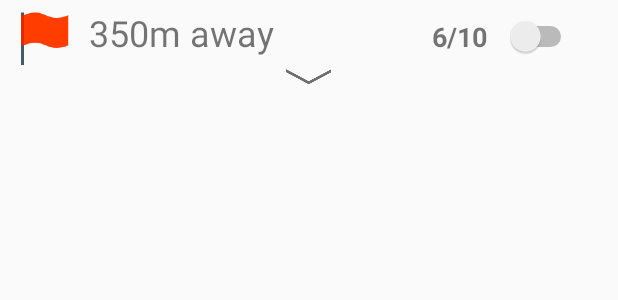
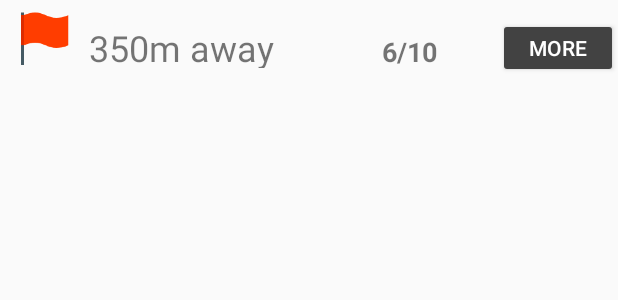
Before and after one commit to NickPelov/ANDR2, an Android app: the layout fragment_event_item.xml on its own in the app's theme, with its tools: preview values and no code run, on a phone screen of 412 x 824 dp. Shown: the top 300 px of the screen. Run offline under Robolectric (Android 15) with nearby library versions, the phone set to English and light mode, and no system bars.

Commit message:
Sending data from event list to event activity,changed layouts

```diff
--- a/app/src/main/java/com/example/owner/android2/location.java
+++ b/app/src/main/java/com/example/owner/android2/location.java
@@ -1,10 +1,12 @@
 package com.example.owner.android2;
+
+import java.io.Serializable;
 
 /**
  * Created by k_vol on 12/06/2017.
  */
 
-public class location {
+public class location implements Serializable{
     public double Longitude;
     public double Latitude;
 
--- a/app/src/main/res/layout/fragment_event_item.xml
+++ b/app/src/main/res/layout/fragment_event_item.xml
@@ -4,15 +4,16 @@
     android:layout_width="match_parent"
     android:layout_height="match_parent"
     tools:context="com.example.owner.android2.event_item"
-    android:onClick="itemClicked"
     >
+    <!--android:onClick="itemClicked"-->
 
     <!-- TODO: Update blank fragment layout -->
     <RelativeLayout
         android:layout_width="match_parent"
-        android:layout_height="61dp">
+        android:layout_height="61dp"
+        >
 
-        <ImageButton
+        <ImageView
             android:id="@+id/imageButton2"
             style="@android:style/Widget.Holo.Light.ImageButton"
             android:layout_width="59dp"
@@ -24,48 +25,39 @@
         <TextView
             android:id="@+id/fragment_textView"
             android:layout_width="180dp"
-            android:layout_height="wrap_content"
-            android:layout_above="@+id/imageButton3"
-            android:layout_toEndOf="@+id/imageButton2"
+            android:layout_height="30dp"
+            android:text="350m away"
+            android:textSize="24sp"
+            android:layout_centerVertical="true"
             android:layout_toRightOf="@+id/imageButton2"
-            android:text="350m away"
-            android:textSize="24sp" />
-
-        <Switch
-            android:id="@+id/switch1"
-            android:layout_width="wrap_content"
-            android:layout_height="wrap_content"
-            android:layout_alignBottom="@+id/fragment_textView"
-            android:layout_alignParentEnd="true"
-            android:layout_alignParentRight="true"
-            android:layout_marginEnd="27dp"
-            android:layout_marginRight="27dp"
-            android:text="" />
+            android:layout_toEndOf="@+id/imageButton2" />
 
         <TextView
             android:id="@+id/fragment_txt_slots"
             android:layout_width="wrap_content"
             android:layout_height="wrap_content"
+            android:text="6/10"
+            android:textSize="18sp"
+            android:textStyle="bold"
+            android:layout_marginLeft="15dp"
+            android:layout_marginStart="15dp"
             android:layout_alignBaseline="@+id/fragment_textView"
             android:layout_alignBottom="@+id/fragment_textView"
-            android:layout_marginEnd="12dp"
-            android:layout_marginRight="12dp"
-            android:layout_toLeftOf="@+id/switch1"
-            android:layout_toStartOf="@+id/switch1"
-            android:text="6/10"
-            android:textSize="18sp"
-            android:textStyle="bold" />
+            android:layout_toRightOf="@+id/fragment_textView"
+            android:layout_toEndOf="@+id/fragment_textView" />
 
-        <ImageButton
-            android:id="@+id/imageButton3"
-            android:layout_width="30dp"
-            android:layout_height="23dp"
-            android:layout_alignParentBottom="true"
-            android:layout_centerHorizontal="true"
-            android:adjustViewBounds="false"
-            android:background="@android:color/transparent"
-            android:elevation="0dp"
-            app:srcCompat="@mipmap/ic_arrow" />
+        <Button
+            android:id="@+id/button2"
+            android:layout_width="80dp"
+            android:layout_height="40dp"
+            android:text="Button"
+            android:textColor="@android:color/white"
+            tools:text="More"
+            android:layout_alignBottom="@+id/imageButton2"
+            android:layout_alignParentRight="true"
+            android:layout_alignParentEnd="true"
+            android:onClick="openEventInfo"/>
+
 
     </RelativeLayout>
 
```
Also changed, not shown: app/src/main/java/com/example/owner/android2/CustomAdapter.java (deleted, +0 -46 lines), app/src/main/java/com/example/owner/android2/EventAdapter.java (added, +72 -0 lines), app/src/main/java/com/example/owner/android2/EventCompetition.java (+9 -3 lines), app/src/main/java/com/example/owner/android2/EventInfo.java (+38 -1 lines), app/src/main/java/com/example/owner/android2/EventsActivity.java (+23 -29 lines), app/src/main/res/layout/activity_event_info.xml (+3 -4 lines).
